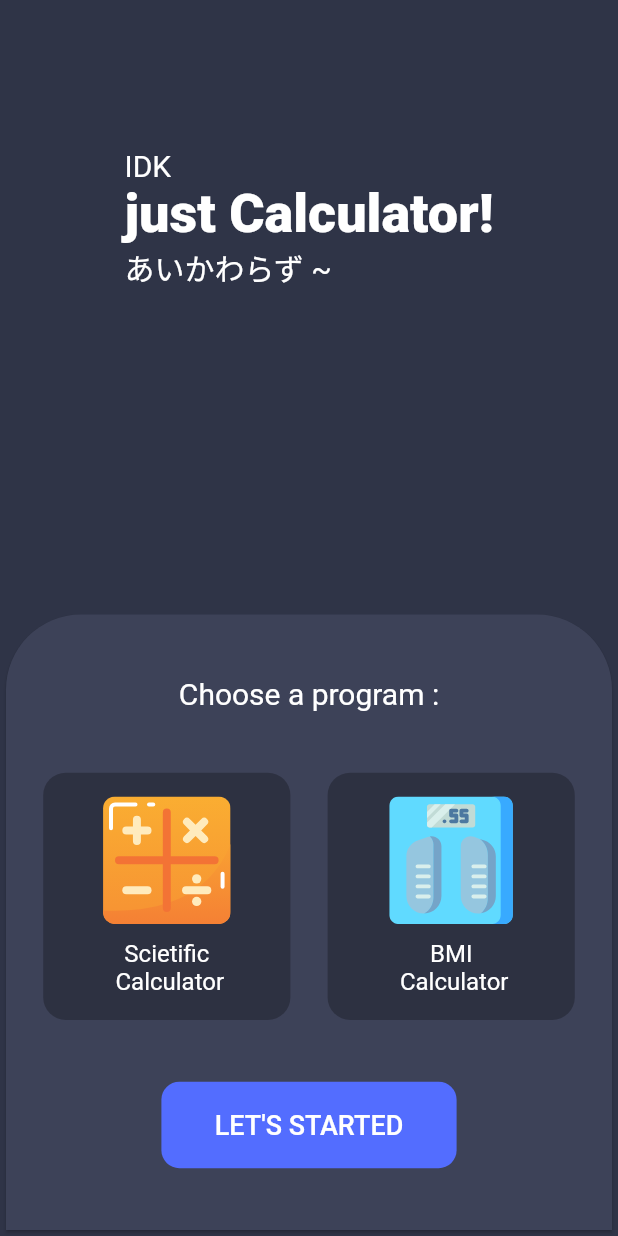
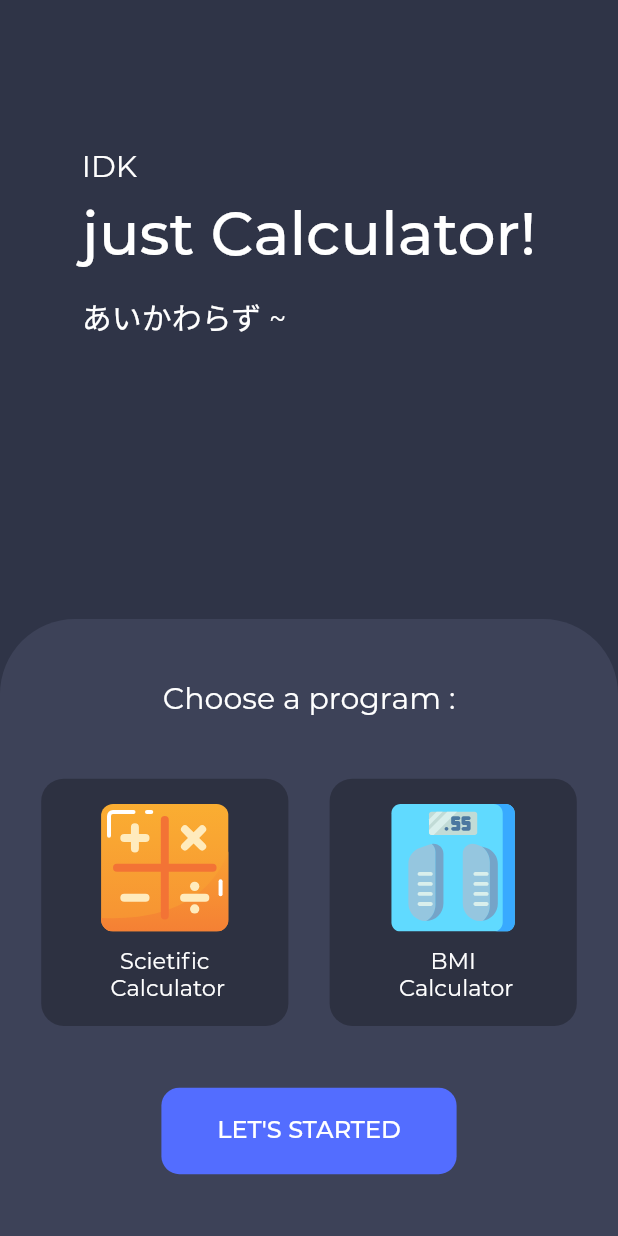
Before and after one commit to opxop/flutter-calculator, a Flutter app: the screen it shows after launch, on a phone screen of 412 x 824 dp. Run offline on Flutter 3.47's test engine with Material 2 defaults, Android fonts, the phone set to English and light mode, and no system bars; our stand-ins replace flutter_svg, fluttertoast, math_expressions.

Commit message:
:lipstick: cleanup style

```diff
--- a/lib/components/btnCalculator.dart
+++ b/lib/components/btnCalculator.dart
@@ -31,7 +31,7 @@ class CalcButton extends StatelessWidget {
           ),
           child: Text(
             text,
-            style: TextStyle(fontSize: textSize),
+            style: TextStyle(fontFamily: 'Montserrat', fontSize: textSize),
           ),
           color: fillColor != null ? Color(fillColor) : null,
           textColor: Color(textColor),
--- a/lib/components/cardHome.dart
+++ b/lib/components/cardHome.dart
@@ -36,7 +36,10 @@ class CardProgram extends StatelessWidget {
                 ),
                 Text(
                   lable,
-                  style: TextStyle(color: Colors.white, fontSize: 16),
+                  style: TextStyle(
+                      fontFamily: 'Montserrat',
+                      color: Colors.white,
+                      fontSize: 15),
                   textAlign: TextAlign.center,
                 ),
               ],
--- a/lib/global/global.dart
+++ b/lib/global/global.dart
@@ -2,24 +2,52 @@ import 'package:flutter/material.dart';
 
 const kMainColorDark = Color(0xFF2F3447);
 const kCardColorDark = Color(0xFF3D4258);
-const kMainColorLight = Color(0xFFE0E2EE);
-const kAppBarColorLight = Color(0xFF2F3447);
 const kButtonColor = Color(0xFF536DFF);
+const kButtonStyle = TextStyle(
+  fontFamily: 'Montserrat',
+  color: Colors.white,
+  fontSize: 16,
+);
+const kAppBarStyle = TextStyle(
+  fontFamily: 'Montserrat',
+  letterSpacing: 1,
+);
 
 // BMI Calculator
-const kCardText = TextStyle(color: Colors.white, fontSize: 20);
-const kIndicatorText = TextStyle(color: Colors.white, fontSize: 36);
-const kUnit = TextStyle(color: Colors.white, fontSize: 22);
-const kButtonStyle = TextStyle(color: Colors.white, fontSize: 18);
-const kOutputNumber = TextStyle(color: Colors.greenAccent, fontSize: 55);
+const kCardText = TextStyle(
+  fontFamily: 'Montserrat',
+  color: Colors.white,
+  fontSize: 20,
+);
+const kIndicatorText = TextStyle(
+  fontFamily: 'Montserrat',
+  color: Colors.white,
+  fontSize: 36,
+);
+const kUnit = TextStyle(
+  fontFamily: 'Montserrat',
+  color: Colors.white,
+  fontSize: 22,
+);
 const kOutputText = TextStyle(
-    color: Colors.white70,
-    fontSize: 18,
-    fontStyle: FontStyle.italic,
-    letterSpacing: 2);
+  fontFamily: 'Montserrat',
+  color: Colors.white70,
+  fontSize: 18,
+  fontStyle: FontStyle.italic,
+  letterSpacing: 2,
+);
 
 // Home Page=
-const kHeaderText =
-    TextStyle(color: Colors.white, fontSize: 36, fontWeight: FontWeight.w800);
+const kHeaderText = TextStyle(
+  fontFamily: 'Montserrat',
+  color: Colors.white,
+  fontSize: 40,
+  fontWeight: FontWeight.w500,
+);
+const kSubText = TextStyle(
+  fontFamily: 'Montserrat',
+  color: Colors.white,
+  fontSize: 20,
+);
 const Color kActiveColor = Colors.black54;
 const Color kInactiveColor = Colors.black26;
--- a/lib/screens/homePage.dart
+++ b/lib/screens/homePage.dart
@@ -31,22 +31,28 @@ class _HomePageState extends State<HomePage> {
               children: [
                 Text(
                   'IDK',
-                  style: kCardText,
+                  style: kSubText,
                 ),
-                Text(
-                  'just Calculator!',
-                  style: kHeaderText,
+                Padding(
+                  padding: EdgeInsets.only(
+                    top: screen.height * 0.01,
+                    bottom: screen.height * 0.02,
+                  ),
+                  child: Text(
+                    'just Calculator!',
+                    style: kHeaderText,
+                  ),
                 ),
                 Text(
                   'あいかわらず ~',
-                  style: kCardText,
+                  style: kSubText,
                 ),
               ],
             ),
           ),
-          Card(
-            color: kCardColorDark,
-            shape: RoundedRectangleBorder(
+          Container(
+            decoration: BoxDecoration(
+              color: kCardColorDark,
               borderRadius: BorderRadius.only(
                 topLeft: Radius.circular(50),
                 topRight: Radius.circular(50),
```
Also changed, not shown: lib/screens/bmiCalc.dart (+19 -3 lines), lib/screens/scientificCalc.dart (+16 -16 lines).
